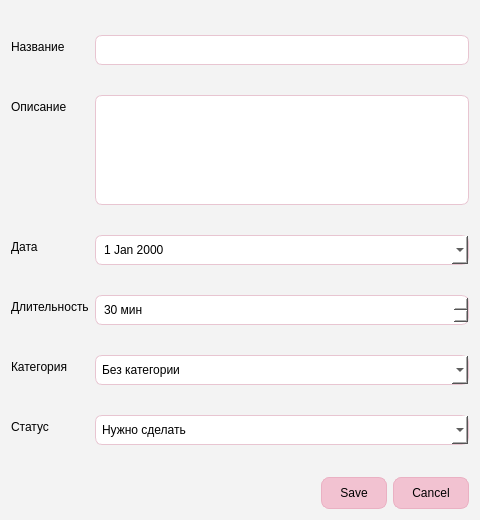
mallkiry/Takt, file app/design_ui/task_dialog.ui: the form before one commit.
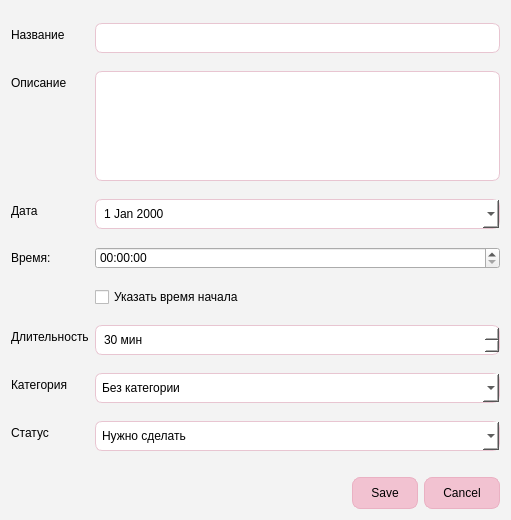
The form after the commit.

Patch:
```diff
--- a/app/design_ui/task_dialog.ui
+++ b/app/design_ui/task_dialog.ui
@@ -6,7 +6,7 @@
    <rect>
     <x>0</x>
     <y>0</y>
-    <width>480</width>
+    <width>511</width>
     <height>520</height>
    </rect>
   </property>
@@ -81,21 +81,21 @@
        </property>
       </widget>
      </item>
-     <item row="4" column="0">
+     <item row="8" column="0">
       <widget class="QLabel" name="label_4">
        <property name="text">
         <string>Длительность</string>
        </property>
       </widget>
      </item>
-     <item row="5" column="0">
+     <item row="9" column="0">
       <widget class="QLabel" name="label_5">
        <property name="text">
         <string>Категория</string>
        </property>
       </widget>
      </item>
-     <item row="6" column="0">
+     <item row="10" column="0">
       <widget class="QLabel" name="label_6">
        <property name="text">
         <string>Статус</string>
@@ -121,7 +121,7 @@
        </property>
       </widget>
      </item>
-     <item row="4" column="1">
+     <item row="8" column="1">
       <widget class="QSpinBox" name="durationSpinBox">
        <property name="suffix">
         <string> мин</string>
@@ -140,7 +140,7 @@
        </property>
       </widget>
      </item>
-     <item row="5" column="1">
+     <item row="9" column="1">
       <widget class="QComboBox" name="categoryComboBox">
        <property name="minimumSize">
         <size>
@@ -155,7 +155,7 @@
        </item>
       </widget>
      </item>
-     <item row="6" column="1">
+     <item row="10" column="1">
       <widget class="QComboBox" name="statusComboBox">
        <property name="minimumSize">
         <size>
@@ -197,6 +197,23 @@
        </property>
       </widget>
      </item>
+     <item row="6" column="0">
+      <widget class="QLabel" name="label_7">
+       <property name="text">
+        <string>Время:</string>
+       </property>
+      </widget>
+     </item>
+     <item row="6" column="1">
+      <widget class="QTimeEdit" name="taskTimeEdit"/>
+     </item>
+     <item row="7" column="1">
+      <widget class="QCheckBox" name="fixedTimeCheckBox">
+       <property name="text">
+        <string>Указать время начала</string>
+       </property>
+      </widget>
+     </item>
     </layout>
    </item>
    <item>
```
